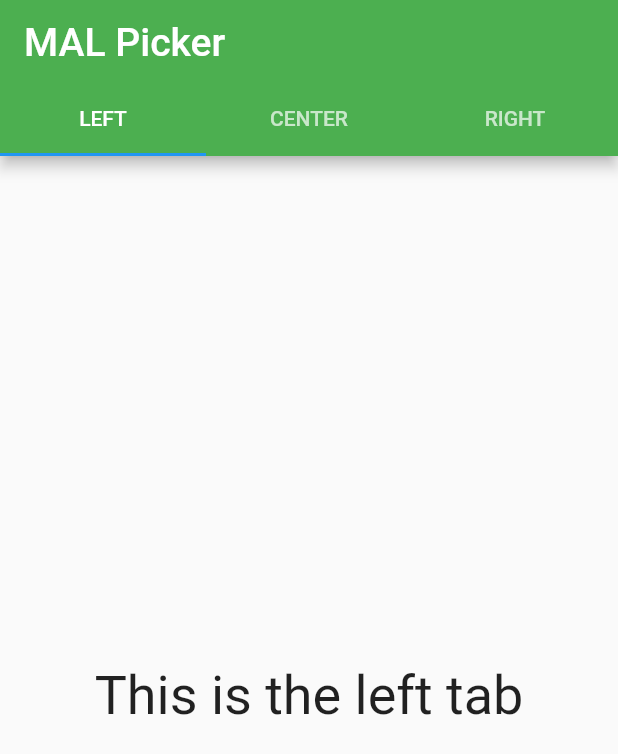
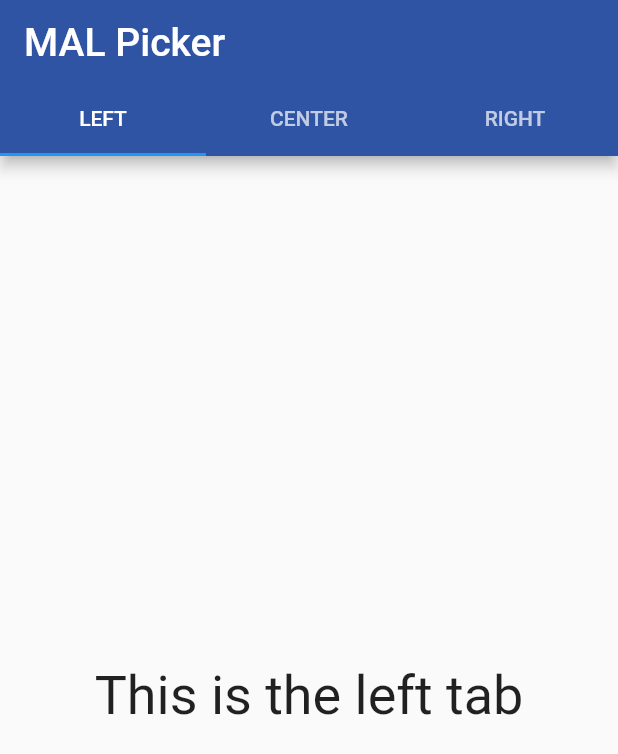
Before and after one commit to EvanVoodoo/mal_randomizer, a Flutter app: the screen it shows after launch, on a phone screen of 412 x 824 dp. Shown: the top 754 px of the screen. Run offline on Flutter 3.47's test engine with Material 2 defaults, Android fonts, the phone set to English and light mode, and no system bars.

Commit message:
Added a color palette to access color values more efficiently.

```diff
--- a/lib/main.dart
+++ b/lib/main.dart
@@ -3,6 +3,12 @@ import "package:flutter/material.dart";
 void main() {
   runApp(MalPicker());
 }
+
+List<Color> colorPalette = <Color>[
+  const Color.fromRGBO(48, 84, 164, 1.0),
+  const Color.fromRGBO(148, 181, 252, 1.0),
+  const Color.fromRGBO(23, 40, 79, 1.0),
+];
 
 class MalPicker extends StatelessWidget {
   const MalPicker({Key? key}) : super(key: key);
@@ -12,8 +18,8 @@ class MalPicker extends StatelessWidget {
     return MaterialApp(
       title: "MAL Picker",
       theme: ThemeData(
-        primaryColor: Colors.blue,
-        indicatorColor: Colors.blueAccent,
+        primaryColor: colorPalette[0], //const Color.fromRGBO(48, 84, 164, 1),
+        indicatorColor: colorPalette[1],
       ),
       home: Homepage("MAL Picker Homepage"),
     );
@@ -33,7 +39,7 @@ class _HomepageState extends State<Homepage> {
   List<Tab> myTabs = <Tab>[
     const Tab(text: "LEFT"),
     const Tab(text: "CENTER"),
-    const Tab(text: "RIGHT")
+    const Tab(text: "RIGHT"),
   ];
 
   @override
@@ -42,7 +48,7 @@ class _HomepageState extends State<Homepage> {
       length: myTabs.length,
       child: Scaffold(
         appBar: AppBar(
-          backgroundColor: Colors.green,
+          backgroundColor: colorPalette[0],
           title: Text(
             "MAL Picker",
             style: TextStyle(
```
